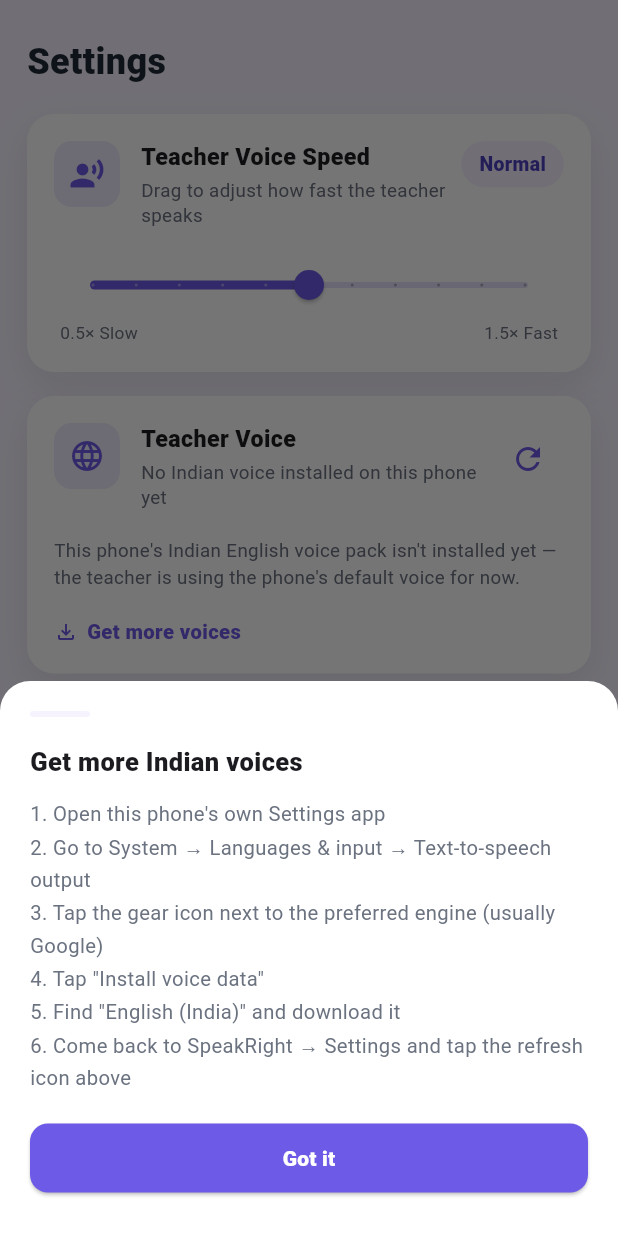
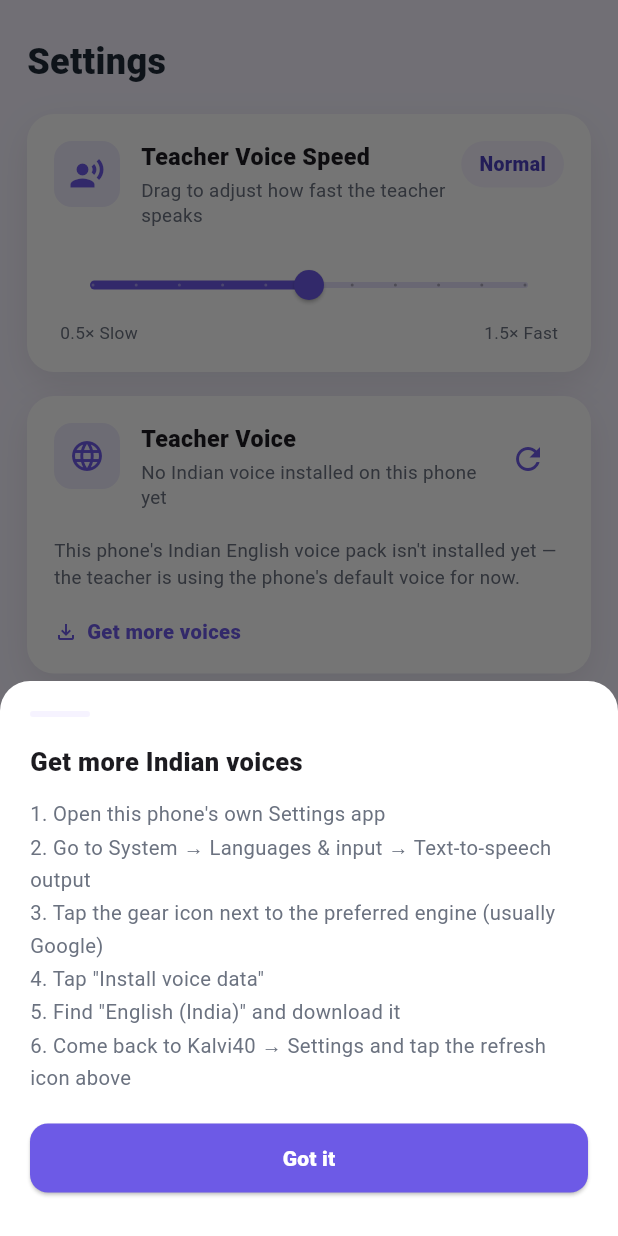
Before and after one commit to salimsrk/speakright-english, a Flutter app: the screen it shows after launch, item 4 of the bottom bar chosen, after a tap on "Get more voices", on a phone screen of 412 x 824 dp. Run offline on Flutter 3.47's test engine with Material 3 defaults, Android fonts, the phone set to English and light mode, and no system bars; our stand-ins replace audioplayers, flutter_tts, permission_handler, shared_preferences, speech_to_text; missing offline and left inert: record.

Commit message:
Add files via upload

```diff
--- a/lib/screens/home_screen.dart
+++ b/lib/screens/home_screen.dart
@@ -124,7 +124,7 @@ class _Header extends StatelessWidget {
               const SizedBox(width: 10),
               const Text("🗣️", style: TextStyle(fontSize: 24)),
               const SizedBox(width: 8),
-              const Text("SpeakRight",
+              const Text("Kalvi40",
                   style: TextStyle(color: Colors.white, fontSize: 22, fontWeight: FontWeight.w800)),
             ],
           ),
--- a/lib/screens/home_tab_screen.dart
+++ b/lib/screens/home_tab_screen.dart
@@ -112,7 +112,7 @@ class _HomeTabScreenState extends State<HomeTabScreen> {
       _checkingOffline = false;
       _offlineResultText = online
           ? "You're online right now — but you don't need to be. Every lesson already works with zero internet. ✓"
-          : "You're offline right now — and SpeakRight works exactly the same. Nothing here needs internet. ✓";
+          : "You're offline right now — and Kalvi40 works exactly the same. Nothing here needs internet. ✓";
     });
   }
 
@@ -147,7 +147,7 @@ class _HomeTabScreenState extends State<HomeTabScreen> {
                         Text("🗣️", style: TextStyle(fontSize: 28)),
                         SizedBox(width: 8),
                         Expanded(
-                          child: Text("SpeakRight English",
+                          child: Text("Kalvi40",
                               style: TextStyle(color: Colors.white, fontSize: 21, fontWeight: FontWeight.w800)),
                         ),
                       ],
--- a/lib/screens/settings_tab_screen.dart
+++ b/lib/screens/settings_tab_screen.dart
@@ -109,7 +109,7 @@ class _SettingsTabScreenState extends State<SettingsTabScreen> {
               "3. Tap the gear icon next to the preferred engine (usually Google)\n"
               "4. Tap \"Install voice data\"\n"
               "5. Find \"English (India)\" and download it\n"
-              "6. Come back to SpeakRight → Settings and tap the refresh icon above",
+              "6. Come back to Kalvi40 → Settings and tap the refresh icon above",
               style: TextStyle(fontSize: 13.5, color: AppColors.inkSoft, height: 1.6),
             ),
             const SizedBox(height: 18),
```
